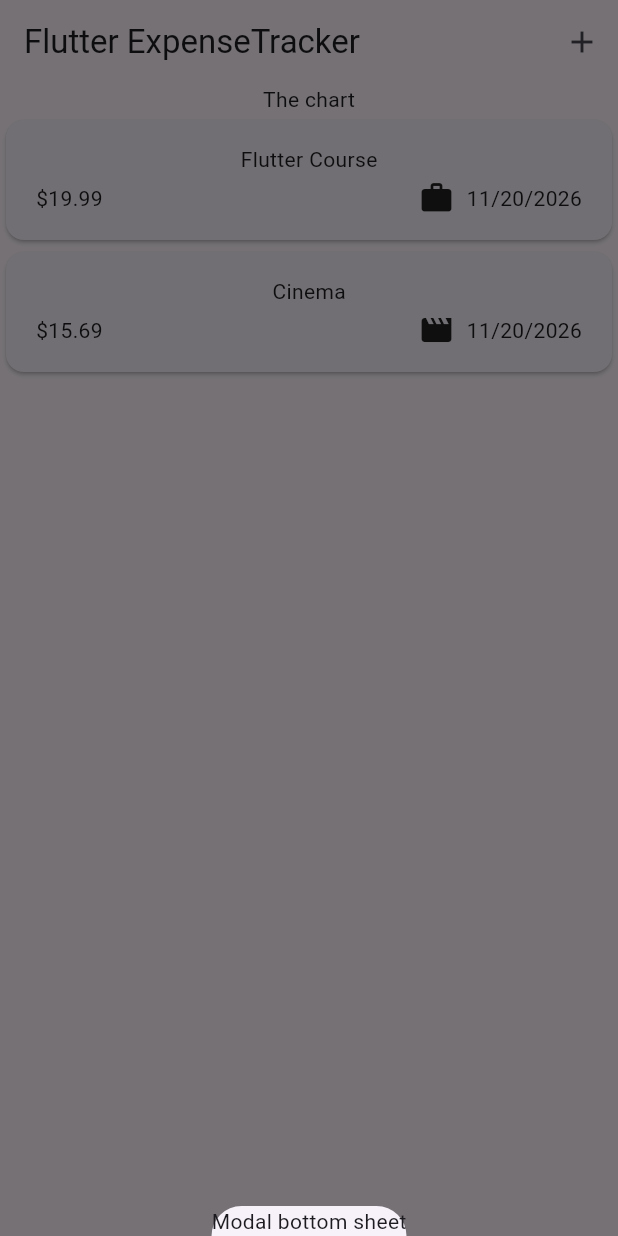
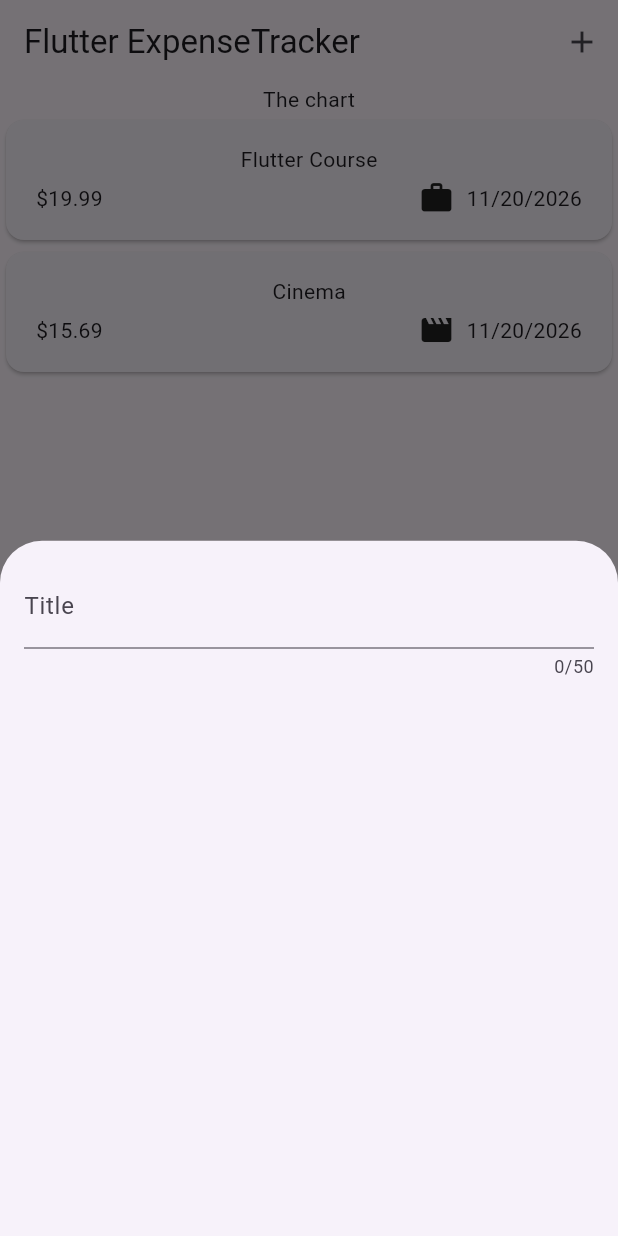
Before and after one commit to Ash-nep/expense_tracker, a Flutter app: the screen it shows after launch, after a tap on the "add" icon, on a phone screen of 412 x 824 dp. Run offline on Flutter 3.47's test engine with Material 3 defaults, Android fonts, the phone set to English and light mode, and no system bars.

Commit message:
handling user input with the textfield widget

```diff
--- a/lib/expenses.dart
+++ b/lib/expenses.dart
@@ -1,6 +1,7 @@
 import 'package:flutter/material.dart';
 import 'package:expense_tracker/models/expense.dart';
 import 'package:expense_tracker/widgets/expenses_list.dart';
+import 'package:expense_tracker/widgets/new_expense.dart';
 
 class Expenses extends StatefulWidget {
   const Expenses ({super.key});
@@ -28,7 +29,9 @@ class _ExpensesState extends State<Expenses> {
   ];
 
   void _openAddExpenseOverlay() {
-    showModalBottomSheet(context: context, builder: (ctx) => Text('Modal bottom sheet'),
+    showModalBottomSheet(
+      context: context,
+      builder: (ctx) => const NewExpense(),
     );
   }
 
--- /dev/null
+++ b/lib/widgets/new_expense.dart
@@ -0,0 +1,30 @@
+import 'package:flutter/material.dart';
+
+class NewExpense extends StatefulWidget {
+  const NewExpense({super.key});
+
+  @override
+  State<NewExpense> createState() {
+    return _NewExpenseState();
+  }
+}
+
+class _NewExpenseState extends State<NewExpense> {
+  @override
+  Widget build(BuildContext context) {
+    return Padding(
+      padding: const EdgeInsets.all(16),
+      child: Column(
+        children: const [
+          TextField(
+            maxLength: 50,
+            decoration: InputDecoration(
+              label: Text('Title')
+            ),
+          ),
+
+        ],
+      ),
+    );
+  }
+}
```
